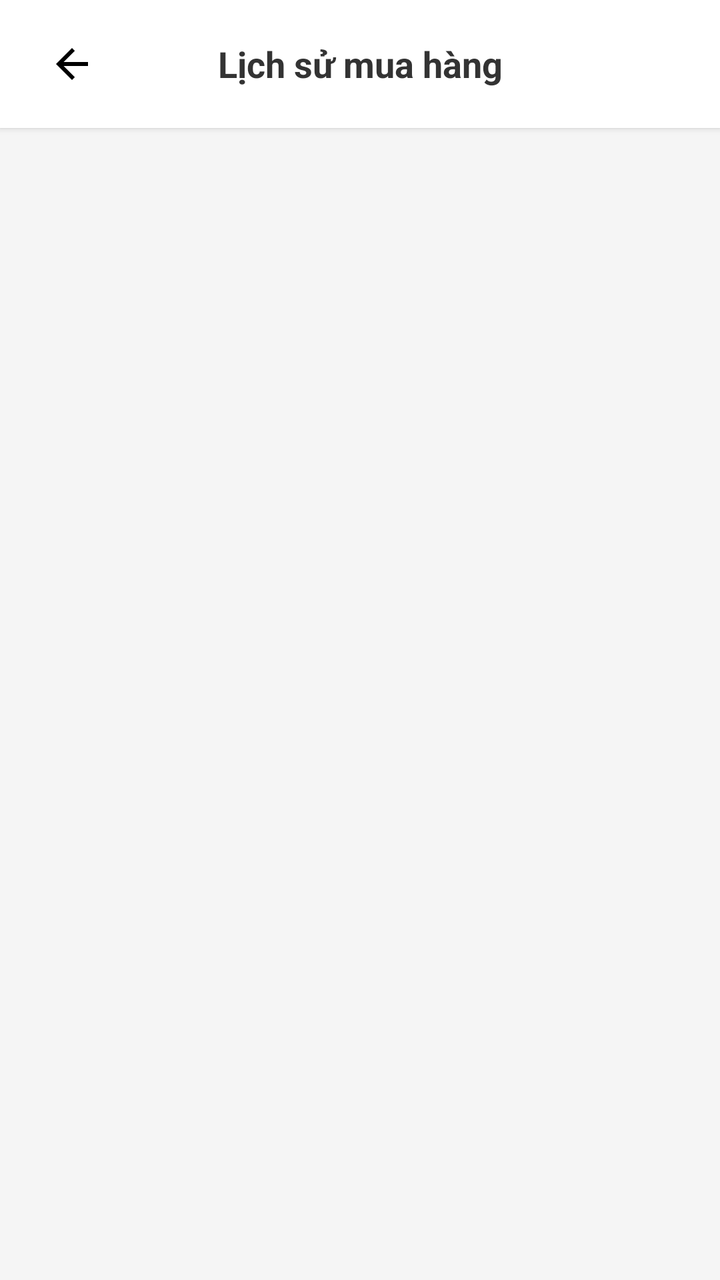
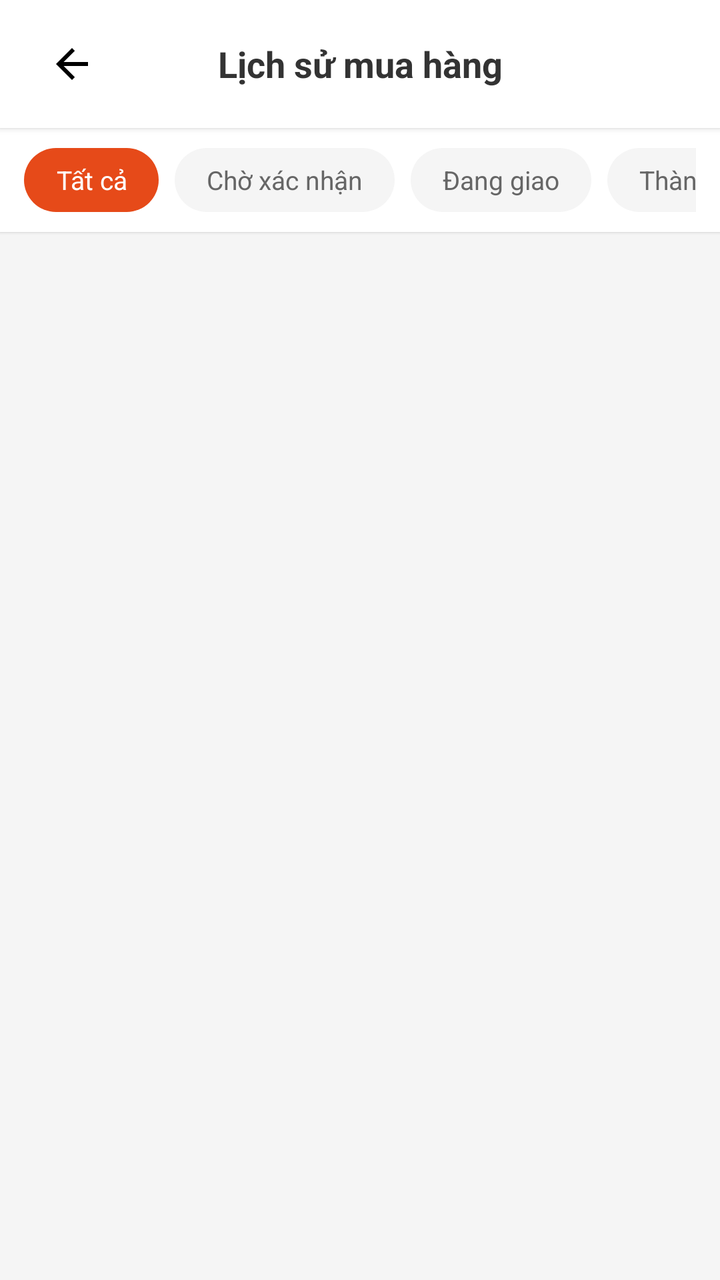

Screens rendered from an Android XML layout before and after an edit, with the pre-edit source and the edit as a unified diff.
<!-- AndroidManifest.xml: application theme Theme.Buoi1 -->
<!-- res/layout/activity_order_history.xml -->
<?xml version="1.0" encoding="utf-8"?>
<LinearLayout xmlns:android="http://schemas.android.com/apk/res/android"
    android:layout_width="match_parent"
    android:layout_height="match_parent"
    android:orientation="vertical"
    android:background="#F5F5F5">

    <LinearLayout
        android:id="@+id/topBarOrderHistory"
        android:layout_width="match_parent"
        android:layout_height="?attr/actionBarSize"
        android:background="@color/white"
        android:elevation="2dp"
        android:gravity="center_vertical"
        android:orientation="horizontal"
        android:paddingHorizontal="16dp">

        <ImageButton
            android:id="@+id/btnOrderHistoryBack"
            android:layout_width="40dp"
            android:layout_height="40dp"
            android:background="?attr/selectableItemBackgroundBorderless"
            android:src="@drawable/ic_back_arrow" />

        <TextView
            android:layout_width="0dp"
            android:layout_height="wrap_content"
            android:layout_weight="1"
            android:gravity="center"
            android:text="Lịch sử mua hàng"
            android:textColor="#333333"
            android:textSize="18sp"
            android:textStyle="bold"
            android:layout_marginEnd="40dp" />
    </LinearLayout>

    <FrameLayout
        android:layout_width="match_parent"
        android:layout_height="match_parent">

        <ProgressBar
            android:id="@+id/progressBarOrderHistory"
            android:layout_width="wrap_content"
            android:layout_height="wrap_content"
            android:layout_gravity="center"
            android:visibility="gone" />

        <LinearLayout
            android:id="@+id/layoutOrderHistoryEmpty"
            android:layout_width="match_parent"
            android:layout_height="match_parent"
            android:gravity="center"
            android:orientation="vertical"
            android:visibility="gone">

            <ImageView
                android:layout_width="80dp"
                android:layout_height="80dp"
                android:src="@drawable/ic_cart"
                android:alpha="0.2" />

            <TextView
                android:layout_width="wrap_content"
                android:layout_height="wrap_content"
                android:layout_marginTop="16dp"
                android:text="Chưa có lịch sử đơn hàng nào"
                android:textColor="#999999"
                android:textSize="14sp" />
        </LinearLayout>

        <ScrollView
            android:layout_width="match_parent"
            android:layout_height="match_parent">

            <LinearLayout
                android:id="@+id/llOrderHistoryList"
                android:layout_width="match_parent"
                android:layout_height="wrap_content"
                android:orientation="vertical"
                android:paddingTop="12dp"
                android:paddingBottom="24dp" />
        </ScrollView>
    </FrameLayout>

</LinearLayout>
<!-- resources referenced by this layout -->
<resources>
  <color name="white">#FFFFFFFF</color>
  <!-- drawable ic_back_arrow (drawable) -->
  <vector xmlns:android="http://schemas.android.com/apk/res/android"
      android:width="24dp"
      android:height="24dp"
      android:viewportWidth="24"
      android:viewportHeight="24">
    <path
        android:fillColor="#000000"
        android:pathData="M20,11H7.83l5.59,-5.59L12,4l-8,8 8,8 1.41,-1.41L7.83,13H20v-2z"/>
  </vector>
  <!-- drawable ic_cart (drawable) -->
  <vector xmlns:android="http://schemas.android.com/apk/res/android"
      android:width="24dp"
      android:height="24dp"
      android:viewportWidth="24"
      android:viewportHeight="24"
      android:tint="?attr/colorControlNormal">
    <path
        android:fillColor="@android:color/white"
        android:pathData="M7,18c-1.1,0 -1.99,0.9 -1.99,2S5.9,22 7,22s2,-0.9 2,-2 -0.9,-2 -2,-2zM1,2v2h2l3.6,7.59 -1.35,2.45c-0.16,0.28 -0.25,0.61 -0.25,0.96 0,1.1 0.9,2 2,2h12v-2H7.42c-0.14,0 -0.25,-0.11 -0.25,-0.25l0.03,-0.12 0.9,-1.63h7.45c0.75,0 1.41,-0.41 1.75,-1.03l3.58,-6.49c0.08,-0.14 0.12,-0.31 0.12,-0.48 0,-0.55 -0.45,-1 -1,-1H5.21l-0.94,-2H1zM17,18c-1.1,0 -1.99,0.9 -1.99,2s0.89,2 1.99,2 2,-0.9 2,-2 -0.9,-2 -2,-2z"/>
  </vector>
  <style name="Theme.Buoi1" parent="Base.Theme.Buoi1" />
  <style name="Base.Theme.Buoi1" parent="Theme.Material3.DayNight.NoActionBar">
          
          <item name="colorPrimary">@color/colorPrimary</item>
          <item name="colorSecondary">@color/colorPrimary</item>
          <item name="colorPrimaryVariant">@color/colorButtonLight</item>
      </style>
  <color name="colorPrimary">#E64A19</color>
  <color name="colorButtonLight">#FF8A65</color>
</resources>

<!-- the commit's change to res/layout/activity_order_history.xml (unified diff, before → after) -->
@@ -32,6 +32,98 @@
             android:textSize="18sp"
             android:textStyle="bold"
             android:layout_marginEnd="40dp" />
+    </LinearLayout>
+
+    
+    <LinearLayout
+        android:layout_width="match_parent"
+        android:layout_height="wrap_content"
+        android:background="@color/white"
+        android:elevation="1dp"
+        android:paddingHorizontal="12dp"
+        android:paddingVertical="10dp">
+
+        <HorizontalScrollView
+            android:layout_width="match_parent"
+            android:layout_height="wrap_content"
+            android:scrollbars="none">
+
+            <LinearLayout
+                android:layout_width="wrap_content"
+                android:layout_height="wrap_content"
+                android:orientation="horizontal">
+
+                <TextView
+                    android:id="@+id/chipAllOrders"
+                    android:layout_width="wrap_content"
+                    android:layout_height="32dp"
+                    android:gravity="center"
+                    android:text="Tất cả"
+                    android:textSize="13sp"
+                    android:textColor="#FFFFFF"
+                    android:background="@drawable/bg_button_rounded"
+                    android:backgroundTint="#E64A19"
+                    android:paddingHorizontal="16dp"
+                    android:layout_marginEnd="8dp"
+                    android:clickable="true"
+                    android:focusable="true" />
+
+                <TextView
+                    android:id="@+id/chipPendingOrders"
+                    android:layout_width="wrap_content"
+                    android:layout_height="32dp"
+                    android:gravity="center"
+                    android:text="Chờ xác nhận"
+                    android:textSize="13sp"
+                    android:textColor="#666666"
+                    android:background="@drawable/bg_search_bar"
+                    android:paddingHorizontal="16dp"
+                    android:layout_marginEnd="8dp"
+                    android:clickable="true"
+                    android:focusable="true" />
+
+                <TextView
+                    android:id="@+id/chipShippingOrders"
+                    android:layout_width="wrap_content"
+                    android:layout_height="32dp"
+                    android:gravity="center"
+                    android:text="Đang giao"
+                    android:textSize="13sp"
+                    android:textColor="#666666"
+                    android:background="@drawable/bg_search_bar"
+                    android:paddingHorizontal="16dp"
+                    android:layout_marginEnd="8dp"
+                    android:clickable="true"
+                    android:focusable="true" />
+
+                <TextView
+                    android:id="@+id/chipCompletedOrders"
+                    android:layout_width="wrap_content"
+                    android:layout_height="32dp"
+                    android:gravity="center"
+                    android:text="Thành công"
+                    android:textSize="13sp"
+                    android:textColor="#666666"
+                    android:background="@drawable/bg_search_bar"
+                    android:paddingHorizontal="16dp"
+                    android:layout_marginEnd="8dp"
+                    android:clickable="true"
+                    android:focusable="true" />
+
+                <TextView
+                    android:id="@+id/chipCancelledOrders"
+                    android:layout_width="wrap_content"
+                    android:layout_height="32dp"
+                    android:gravity="center"
+                    android:text="Đã huỷ"
+                    android:textSize="13sp"
+                    android:textColor="#666666"
+                    android:background="@drawable/bg_search_bar"
+                    android:paddingHorizontal="16dp"
+                    android:clickable="true"
+                    android:focusable="true" />
+            </LinearLayout>
+        </HorizontalScrollView>
     </LinearLayout>
 
     <FrameLayout
<!-- resource entries referenced after the edit -->
@@ -1,6 +1,24 @@
 <!-- resources referenced by this layout -->
 <resources>
   <color name="white">#FFFFFFFF</color>
+  <!-- drawable bg_button_rounded (drawable) -->
+  <?xml version="1.0" encoding="utf-8"?>
+  <shape xmlns:android="http://schemas.android.com/apk/res/android">
+      <solid android:color="#9dc1fc" />
+      <corners android:radius="24dp" />
+  </shape>
+  <!-- drawable bg_search_bar (drawable) -->
+  <?xml version="1.0" encoding="utf-8"?>
+  <shape xmlns:android="http://schemas.android.com/apk/res/android"
+      android:shape="rectangle">
+      <solid android:color="#F5F5F5" />
+      <corners android:radius="24dp" />
+      <padding
+          android:left="16dp"
+          android:right="16dp"
+          android:top="4dp"
+          android:bottom="4dp" />
+  </shape>
   <!-- drawable ic_back_arrow (drawable) -->
   <vector xmlns:android="http://schemas.android.com/apk/res/android"
       android:width="24dp"
